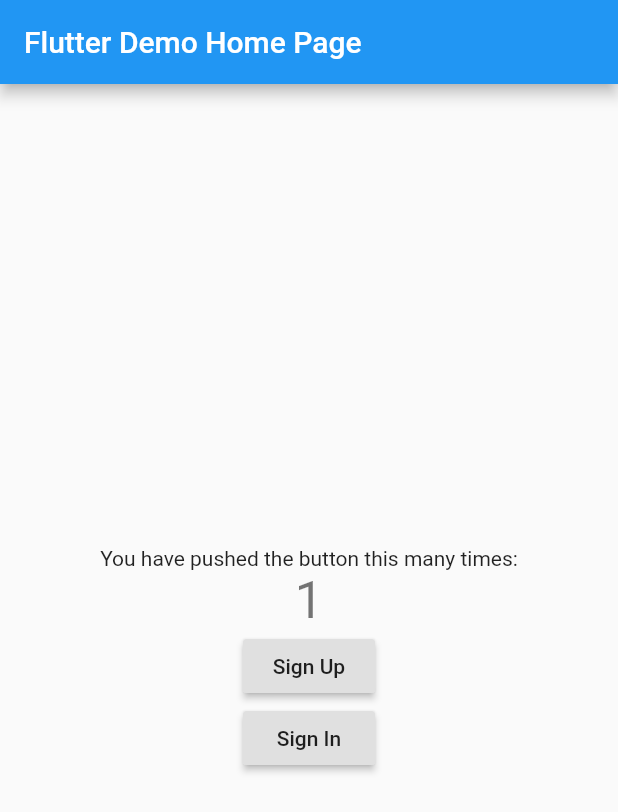
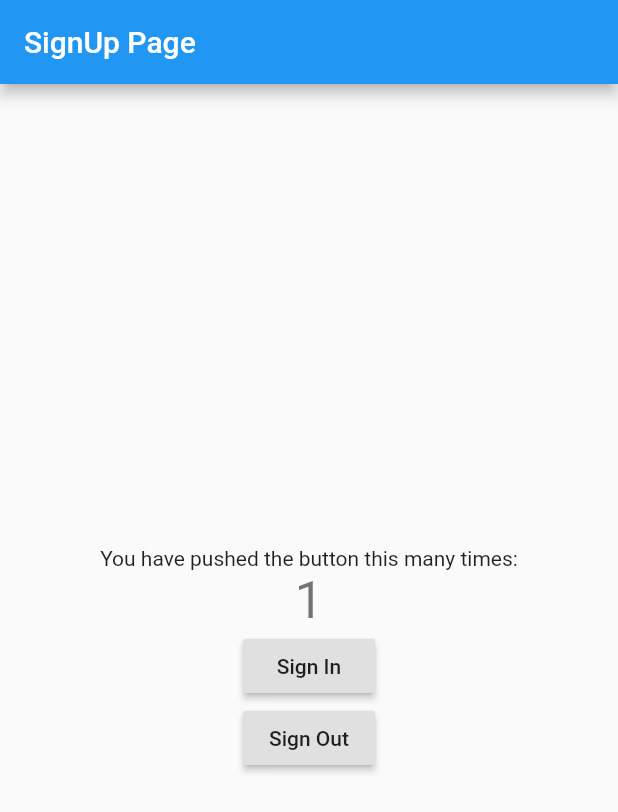
Before and after one commit to rizkyeky/FluTIX-Flutter, a Flutter app: the screen it shows after launch, after a tap on "Sign In", on a phone screen of 412 x 824 dp. Shown: the top 812 px of the screen. Run offline on Flutter 3.47's test engine with Material 2 defaults, Android fonts, the phone set to English and light mode, and no system bars; our stand-ins replace cloud_firestore, equatable, firebase_auth, firebase_core; accounts and stored records are empty; network calls fail.

```diff
--- a/lib/main.dart
+++ b/lib/main.dart
@@ -2,22 +2,35 @@ import 'package:flutix_training/service/service.dart';
 import 'package:flutter/material.dart';
 
 Future<void> main() async {
+
   WidgetsFlutterBinding.ensureInitialized();
 
+  // Await services init
   await CoreService.init();
-  runApp(MyApp());
+  bool isSignIn = await AuthService.isSignIn();
+
+  // Run App
+  runApp(MyApp(isSignIn));
 }
 
 class MyApp extends StatelessWidget {
+
+  final bool isSignIn;
+
+  MyApp(this.isSignIn);
+
   @override
   Widget build(BuildContext context) {
+
+    Widget home = (isSignIn) ? MyHomePage(title: 'Home Page',) : MyHomePage(title: 'SignUp Page',);
+
     return MaterialApp(
       title: 'Flutter Demo',
       theme: ThemeData(
         primarySwatch: Colors.blue,
         visualDensity: VisualDensity.adaptivePlatformDensity,
       ),
-      home: MyHomePage(title: 'Flutter Demo Home Page'),
+      home: home
     );
   }
 }
@@ -44,24 +57,24 @@ class MyHomePage extends StatelessWidget {
               '1',
               style: Theme.of(context).textTheme.headline4,
             ),
-            RaisedButton(
-              child: Text("Sign Up"),
-              onPressed: () async {
-                AuthResult result = await AuthService.signUp(
-                  'Rizky Eky',
-                  'rizeky@gmail.com',
-                  '123456',
-                  ['Romace', 'Action', 'Adventure'],
-                  ['Western', 'Indonesia', 'Korea'],
-                );
+            // RaisedButton(
+            //   child: Text("Sign Up"),
+            //   onPressed: () async {
+            //     AuthResult result = await AuthService.signUp(
+            //       'Rizky Eky',
+            //       'rizeky@gmail.com',
+            //       '123456',
+            //       ['Romace', 'Action', 'Adventure'],
+            //       ['Western', 'Indonesia', 'Korea'],
+            //     );
 
-                if (result.user == null) {
-                  print(result.message);
-                } else {
-                  print(result.user.toString());
-                }
-              }
-            ),
+            //     if (result.user == null) {
+            //       print(result.message);
+            //     } else {
+            //       print(result.user.toString());
+            //     }
+            //   }
+            // ),
             RaisedButton(
               child: Text("Sign In"),
               onPressed: () async {
@@ -76,6 +89,10 @@ class MyHomePage extends StatelessWidget {
                   print(result.user.toString());
                 }
               }
+            ),
+            RaisedButton(
+              child: Text("Sign Out"),
+              onPressed: () async => AuthService.signOut(),
             )
           ],
         ),
```
